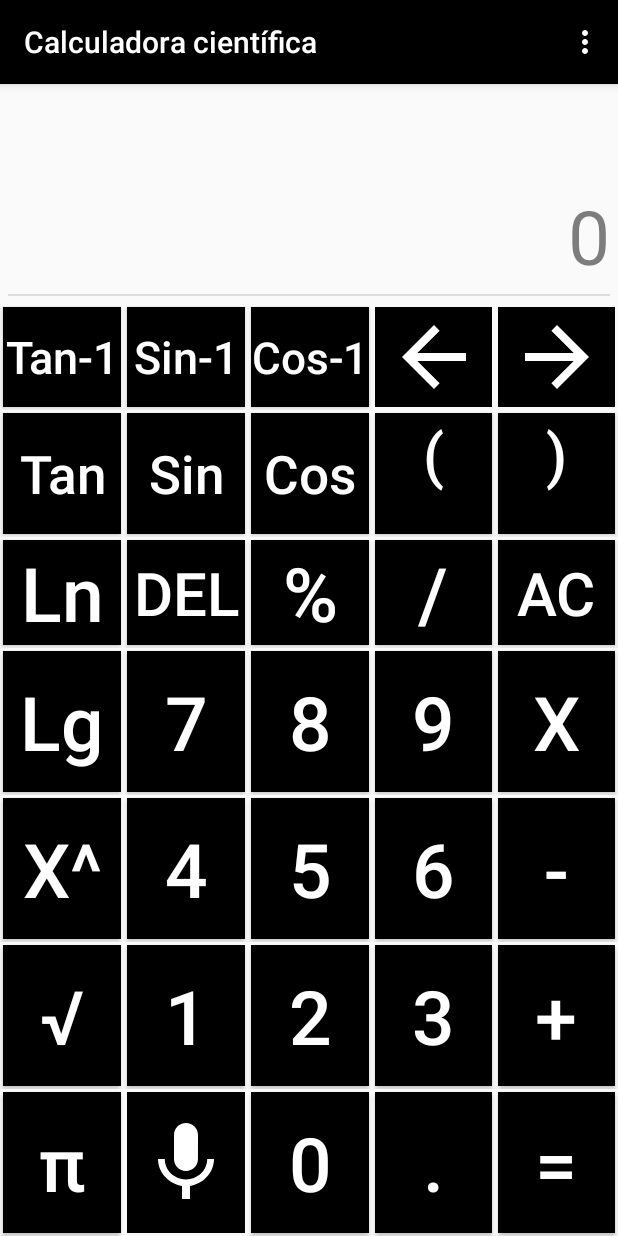
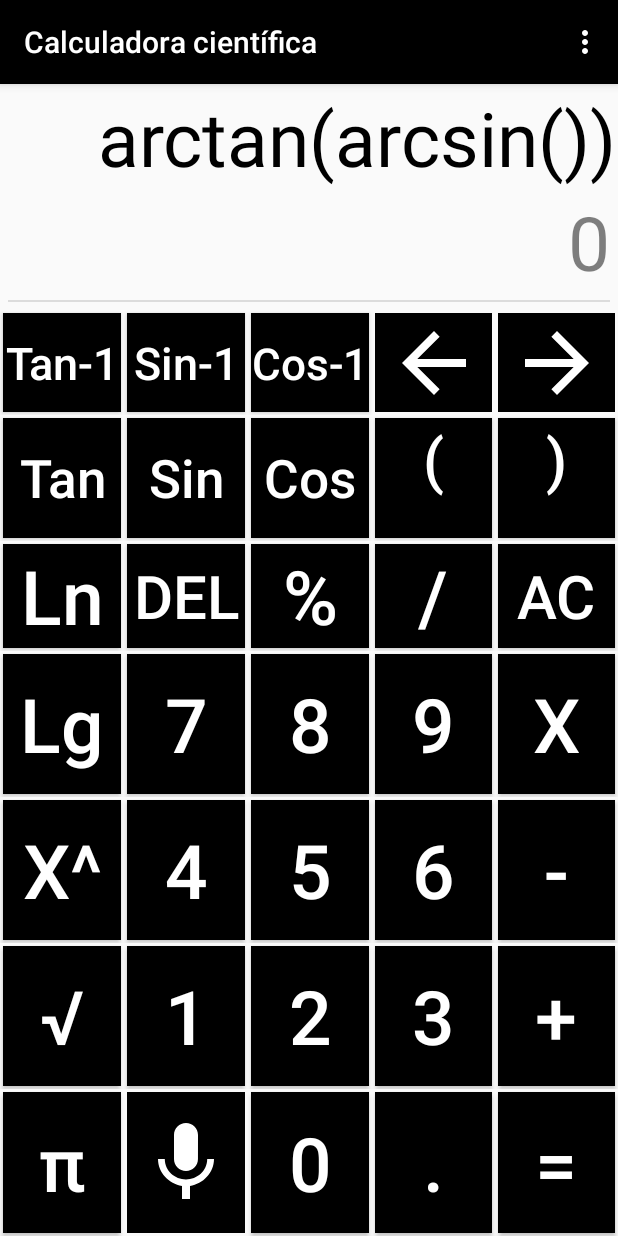
Before and after one commit to LeandroLescano/Calculadora-auditiva-app, an Android app: the CalculadoraCientifica screen opened directly, with no data from a screen before it, after a tap on "Sin-1", on a phone screen of 412 x 824 dp. Run offline under Robolectric (Android 15) with nearby library versions, the phone set to English and light mode, and no system bars; 1 other tap on this screen came first.

Commit message:
Teclado no aparece al presionar sobre la operacion, cursor más visible, funciones trigonométricas inversas aparecen en pantalla

```diff
--- a/app/src/main/AndroidManifest.xml
+++ b/app/src/main/AndroidManifest.xml
@@ -23,7 +23,7 @@
         <activity
             android:name=".CalculadoraCientifica"
             android:label="@string/cientifica"
-            android:windowSoftInputMode="stateAlwaysHidden"
+            android:windowSoftInputMode="stateHidden"
             android:theme="@style/AppTheme.NoActionBar">
         </activity>
         <activity android:name=".HistorialOperaciones" android:label="Historial de operaciones"/>
--- a/app/src/main/java/utn/frgp/tusi/tpintegrador_grupo7/CalculadoraCientifica.java
+++ b/app/src/main/java/utn/frgp/tusi/tpintegrador_grupo7/CalculadoraCientifica.java
@@ -1,11 +1,15 @@
 package utn.frgp.tusi.tpintegrador_grupo7;
 
+import android.annotation.SuppressLint;
 import android.content.Context;
 import android.content.Intent;
+import android.os.Build;
 import android.os.Bundle;
+import android.text.InputType;
 import android.util.Log;
 import android.view.Menu;
 import android.view.MenuItem;
+import android.view.MotionEvent;
 import android.view.View;
 import android.view.WindowManager;
 import android.view.inputmethod.InputMethodManager;
@@ -16,6 +20,7 @@ import android.widget.TextView;
 import java.lang.reflect.Array;
 import java.util.Arrays;
 
+import androidx.annotation.RequiresApi;
 import androidx.appcompat.app.AppCompatActivity;
 import androidx.appcompat.widget.AppCompatImageButton;
 import androidx.appcompat.widget.Toolbar;
@@ -28,6 +33,7 @@ public class CalculadoraCientifica extends AppCompatActivity {
     private Integer posActual;
     private String[] funciones;
 
+    @SuppressLint("ClickableViewAccessibility")
     @Override
     protected void onCreate(Bundle savedInstanceState) {
         super.onCreate(savedInstanceState);
@@ -35,17 +41,31 @@ public class CalculadoraCientifica extends AppCompatActivity {
         Toolbar toolbar = findViewById(R.id.toolbar);
         setSupportActionBar(toolbar);
 
-        funciones= new String[]{"tan(", "sin(", "cos(", "arctan(", "arcsin(", "arccos(", "lg(", "ln("};
+        //getWindow().setSoftInputMode(WindowManager.LayoutParams.SOFT_INPUT_STATE_HIDDEN);
+
+        funciones= new String[]{"arctan(", "arcsin(", "arccos(", "tan(", "sin(", "cos(", "lg(", "ln("};
 
         operacion = findViewById(R.id.txtOperacion);
         resultado = findViewById(R.id.txtResultado);
         resultado.setAlpha((float) 0.5);
         resultado.setText("0");
+        if (Build.VERSION.SDK_INT >= Build.VERSION_CODES.LOLLIPOP) {
+            operacion.setShowSoftInputOnFocus(false);
+        }
+        operacion.requestFocus();
 
+        operacion.setOnClickListener(new View.OnClickListener(){
+
+            @Override
+            public void onClick(View view) {
+                posActual = operacion.getSelectionEnd();
+            }
+        });
         //Consultar configuración para cambiar aspecto.
         //formatearAspecto();
 
     }
+
 
     //Coloca el dígito seleccionado en pantalla.
     public void ingresarDigito(View view){
@@ -140,6 +160,21 @@ public class CalculadoraCientifica extends AppCompatActivity {
                 Numero = NumeroViejo + "cos()";
                 posActual = posActual+3;
                 break;
+            case R.id.btnTanInverso:
+                operacion.setText(MuestraVieja.substring(0,posActual).concat("arctan()".concat(MuestraVieja.substring(posActual))));
+                Numero = NumeroViejo + "arctan()";
+                posActual = posActual+6;
+                break;
+            case R.id.btnSinInverso:
+                operacion.setText(MuestraVieja.substring(0,posActual).concat("arcsin()".concat(MuestraVieja.substring(posActual))));
+                Numero = NumeroViejo + "arcsin()";
+                posActual = posActual+6;
+                break;
+            case R.id.btnCosInverso:
+                operacion.setText(MuestraVieja.substring(0,posActual).concat("arccos()".concat(MuestraVieja.substring(posActual))));
+                Numero = NumeroViejo + "arccos()";
+                posActual = posActual+6;
+                break;
             case R.id.btnLogDecimal:
                 operacion.setText(MuestraVieja.substring(0,posActual).concat("lg()".concat(MuestraVieja.substring(posActual))));
                 Numero= NumeroViejo + "lg()";
@@ -172,6 +207,7 @@ public class CalculadoraCientifica extends AppCompatActivity {
         }
     }
 
+    //Coloca en pantalla el último número ingresado dividido 100
     public void porcentajeNumero(String muestra){
         String opActual = operacion.getText().toString().substring(0, posActual);
         Integer ultimaPos=0, numeroInt = 0, posNumero;
@@ -208,14 +244,14 @@ public class CalculadoraCientifica extends AppCompatActivity {
         switch(flecha.getId()){
             case R.id.btnDerecha:
                 if(posActual < operacion.getText().length()){
-                    operacion.setSelection(posActual+1);
                     posActual++;
+                    operacion.setSelection(posActual);
                 }
                 break;
             case R.id.btnIzquierda:
-                if(posActual-1 > 0){
-                    operacion.setSelection(posActual-1);
+                if(posActual-1 >= 0){
                     posActual--;
+                    operacion.setSelection(posActual);
                 }
                 break;
         }
--- /dev/null
+++ b/app/src/main/res/drawable/cursor_style.xml
@@ -0,0 +1,5 @@
+<?xml version="1.0" encoding="utf-8"?>
+<shape xmlns:android="http://schemas.android.com/apk/res/android"     android:shape="rectangle" >
+    <size android:width="1.5dp" />
+    <solid android:color="#000"/>
+</shape>
--- a/app/src/main/res/layout/activity_cientifica.xml
+++ b/app/src/main/res/layout/activity_cientifica.xml
@@ -29,7 +29,8 @@
 
         <TableLayout
             android:layout_width="match_parent"
-            android:layout_height="wrap_content">
+            android:layout_height="wrap_content"
+            android:stretchColumns="*">
 
             <TableRow
                 android:layout_width="match_parent"
@@ -39,19 +40,21 @@
 
                 <EditText
                     android:id="@+id/txtOperacion"
-                    android:layout_width="wrap_content"
+                    android:layout_width="match_parent"
                     android:layout_height="match_parent"
-                    android:layout_marginLeft="5dp"
-                    android:layout_marginRight="5dp"
+                    android:layout_marginLeft="2dp"
+                    android:layout_marginRight="2dp"
                     android:autofillHints="no"
                     android:background="@null"
                     android:clickable="false"
                     android:cursorVisible="true"
                     android:gravity="center|end"
                     android:inputType="none"
+                    android:paddingTop="2dp"
+                    android:paddingBottom="2dp"
                     android:singleLine="true"
                     android:textColor="#000000"
-                    android:textCursorDrawable="@null"
+                    android:textCursorDrawable="@drawable/cursor_style"
                     android:textSize="50sp" />
 
                 <!--<TextView
```
